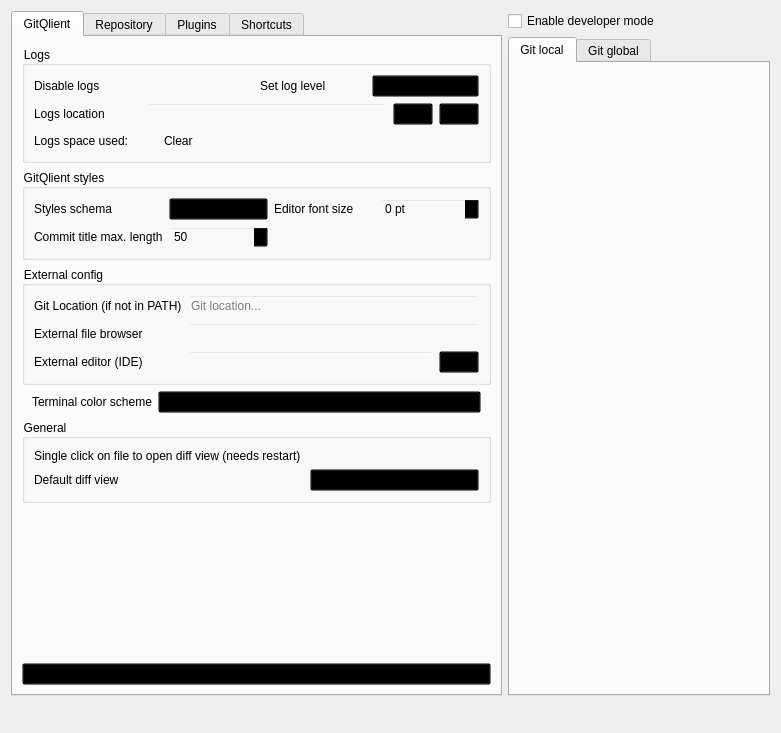
Above: src/big_widgets/ConfigWidget.ui from francescmm/GitQlient before the change. Below: the same form after it.
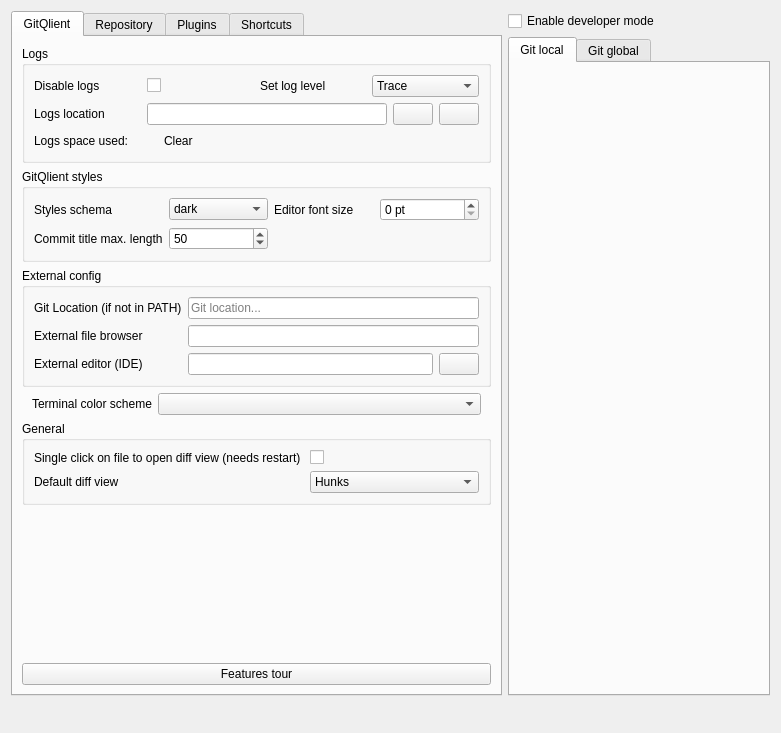
That is the form after the change. Icons and pictures are not drawn. Custom widgets are drawn as their Qt base class.

Commit message: Fix dark (CheckBox, QGroupBox, QComboBox) and bright (QComboBox) styles

What changed in the file:
```diff
--- a/src/big_widgets/ConfigWidget.ui
+++ b/src/big_widgets/ConfigWidget.ui
@@ -81,12 +81,6 @@
       <number>0</number>
      </property>
      <widget class="QWidget" name="gitQlientTab">
-      <property name="autoFillBackground">
-       <bool>false</bool>
-      </property>
-      <property name="styleSheet">
-       <string notr="true">background: transparent;</string>
-      </property>
       <attribute name="title">
        <string>GitQlient</string>
       </attribute>
```
Left out of the diff: 2 changed lines with no effect on the pictures. The commit also changes 2 other files.
